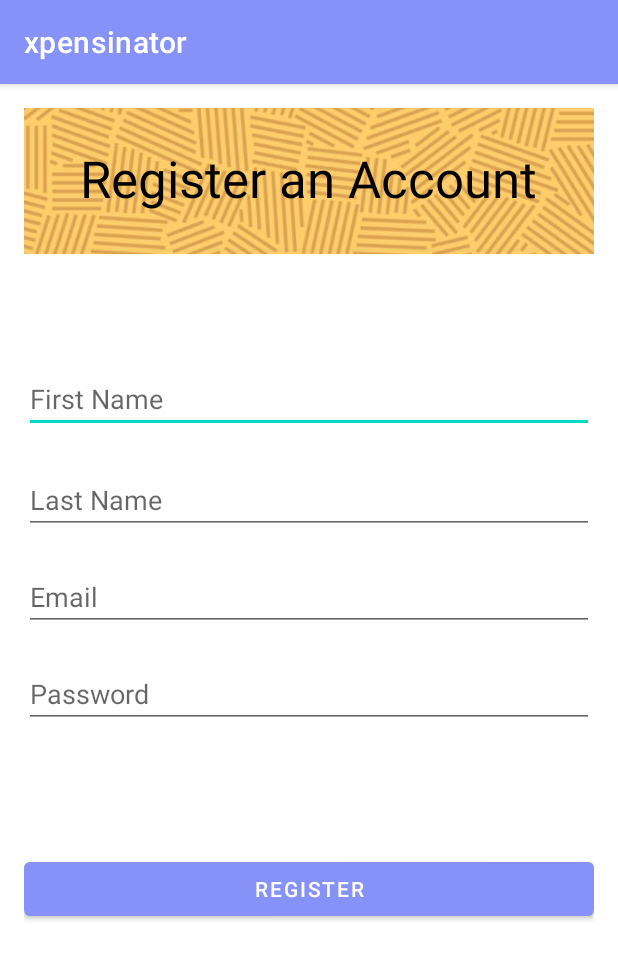
After one commit to aldrin730/xpensinator, an Android app: the RegistrationActivity screen opened directly, with no data from a screen before it, on a phone screen of 412 x 824 dp. The commit adds this screen. Shown: the top 959 px of the screen. Run offline under Robolectric (Android 15) with nearby library versions, the phone set to English and light mode, and no system bars.

Commit message:
registration and login

```diff
--- a/app/src/main/AndroidManifest.xml
+++ b/app/src/main/AndroidManifest.xml
@@ -21,6 +21,12 @@
         android:theme="@style/Theme.Xpensinator"
         tools:targetApi="31">
         <activity
+            android:name=".LoginActivity"
+            android:exported="false" />
+        <activity
+            android:name=".RegistrationActivity"
+            android:exported="false" />
+        <activity
             android:name=".expense_adapter"
             android:exported="false" />
         <activity
--- /dev/null
+++ b/app/src/main/java/com/example/xpensinator/RegistrationActivity.java
@@ -0,0 +1,63 @@
+package com.example.xpensinator;
+
+import androidx.appcompat.app.AppCompatActivity;
+
+import android.content.Intent;
+import android.os.Bundle;
+import android.view.View;
+import android.widget.Button;
+import android.widget.EditText;
+import android.widget.Toast;
+
+import java.text.SimpleDateFormat;
+import java.util.Date;
+import java.util.Locale;
+
+public class RegistrationActivity extends AppCompatActivity {
+
+    EditText txtFirstName;
+    EditText txtLastName;
+    EditText txtEmail;
+    EditText txtPassword;
+    Button btnRegSave;
+
+    @Override
+    protected void onCreate(Bundle savedInstanceState) {
+        super.onCreate(savedInstanceState);
+        setContentView(R.layout.activity_registration);
+
+        txtFirstName = findViewById(R.id.txtFirstName);
+        txtLastName = findViewById(R.id.txtLastName);
+        txtEmail = findViewById(R.id.txtEmail);
+        txtPassword = findViewById(R.id.txtPassword);
+        btnRegSave = findViewById(R.id.btnRegSave);
+
+        DBHandler dbHandler = new DBHandler(this);
+
+        btnRegSave.setOnClickListener(new View.OnClickListener() {
+            @Override
+            public void onClick(View v) {
+                String firstName = txtFirstName.getText().toString().trim();
+                String lastName = txtLastName.getText().toString().trim();
+                String email = txtEmail.getText().toString().trim();
+                String password = txtPassword.getText().toString().trim();
+
+                if (firstName.isEmpty() || lastName.isEmpty() || email.isEmpty() || password.isEmpty()) {
+                    Toast.makeText(RegistrationActivity.this, "Please fill in all fields", Toast.LENGTH_SHORT).show();
+                    return;
+                }
+
+                dbHandler.insertUser(firstName, lastName, password, email, getCurrentDateTime());
+
+                Toast.makeText(RegistrationActivity.this, "Registration Successful", Toast.LENGTH_SHORT).show();
+
+                startActivity(new Intent(RegistrationActivity.this, LoginActivity.class));
+                finish();
+            }
+        });
+    }
+    private String getCurrentDateTime() {
+        SimpleDateFormat sdf = new SimpleDateFormat("yyyy-MM-dd HH:mm:ss", Locale.getDefault());
+        return sdf.format(new Date());
+    }
+}
--- /dev/null
+++ b/app/src/main/res/layout/activity_registration.xml
@@ -0,0 +1,75 @@
+<?xml version="1.0" encoding="utf-8"?>
+<RelativeLayout xmlns:android="http://schemas.android.com/apk/res/android"
+    android:layout_width="match_parent"
+    android:layout_height="match_parent"
+    android:orientation="vertical"
+    android:padding="16dp">
+
+    <ImageView
+        android:id="@+id/imageView"
+        android:layout_width="match_parent"
+        android:layout_height="97dp"
+        android:layout_alignParentStart="true"
+        android:layout_alignParentTop="true"
+        android:layout_alignParentEnd="true"
+        android:layout_marginStart="0dp"
+        android:layout_marginTop="0dp"
+        android:layout_marginEnd="0dp"
+        android:scaleType="centerCrop"
+        android:src="@drawable/yellowbg" />
+
+    <TextView
+        android:id="@+id/textView7"
+        android:layout_width="wrap_content"
+        android:layout_height="wrap_content"
+        android:layout_centerHorizontal="true"
+        android:layout_marginTop="24dp"
+        android:text="@string/lblRegistration"
+        android:textColor="@color/black"
+        android:textSize="34sp" />
+
+    <EditText
+        android:id="@+id/txtFirstName"
+        android:layout_width="match_parent"
+        android:layout_height="wrap_content"
+        android:layout_above="@+id/txtLastName"
+        android:layout_marginBottom="14dp"
+        android:hint="First Name" />
+
+    <EditText
+        android:id="@+id/txtLastName"
+        android:layout_width="match_parent"
+        android:layout_height="wrap_content"
+        android:layout_above="@+id/txtEmail"
+        android:layout_marginTop="8dp"
+        android:layout_marginBottom="11dp"
+        android:hint="Last Name" />
+
+    <EditText
+        android:id="@+id/txtEmail"
+        android:layout_width="match_parent"
+        android:layout_height="wrap_content"
+        android:layout_above="@+id/txtPassword"
+        android:layout_marginTop="8dp"
+        android:layout_marginBottom="11dp"
+        android:hint="Email" />
+
+    <EditText
+        android:id="@+id/txtPassword"
+        android:layout_width="match_parent"
+        android:layout_height="wrap_content"
+        android:layout_above="@+id/btnRegSave"
+        android:layout_marginTop="8dp"
+        android:layout_marginBottom="67dp"
+        android:hint="Password"
+        android:inputType="textPassword" />
+
+    <Button
+        android:id="@+id/btnRegSave"
+        android:layout_width="match_parent"
+        android:layout_height="wrap_content"
+        android:layout_alignParentBottom="true"
+        android:layout_marginTop="16dp"
+        android:layout_marginBottom="191dp"
+        android:text="Register" />
+</RelativeLayout>
--- a/app/src/main/res/values/strings.xml
+++ b/app/src/main/res/values/strings.xml
@@ -15,6 +15,7 @@
     <string name="lblExpensesList">List of Expenses</string>
     <string name="lblTotalExpenses">Total Expenses: </string>
     <string name="lblWelcome">Welcome, User!</string>
+    <string name="lblRegistration">Register an Account</string>
     <string name="hntExtract">Scanned text will be displayed here</string>
     <string name="nav_open">Open</string>
     <string name="nav_close">Close</string>
```
Also changed, not shown: app/src/main/java/com/example/xpensinator/DBHandler.java (+66 -1 lines), app/src/main/java/com/example/xpensinator/DashboardActivity.java (+9 -0 lines), app/src/main/java/com/example/xpensinator/LoginActivity.java (added, +55 -0 lines), app/src/main/java/com/example/xpensinator/MainActivity.java (+11 -0 lines), app/src/main/res/layout/activity_login.xml (added, +54 -0 lines), app/src/main/res/layout/activity_main.xml (+12 -0 lines).
